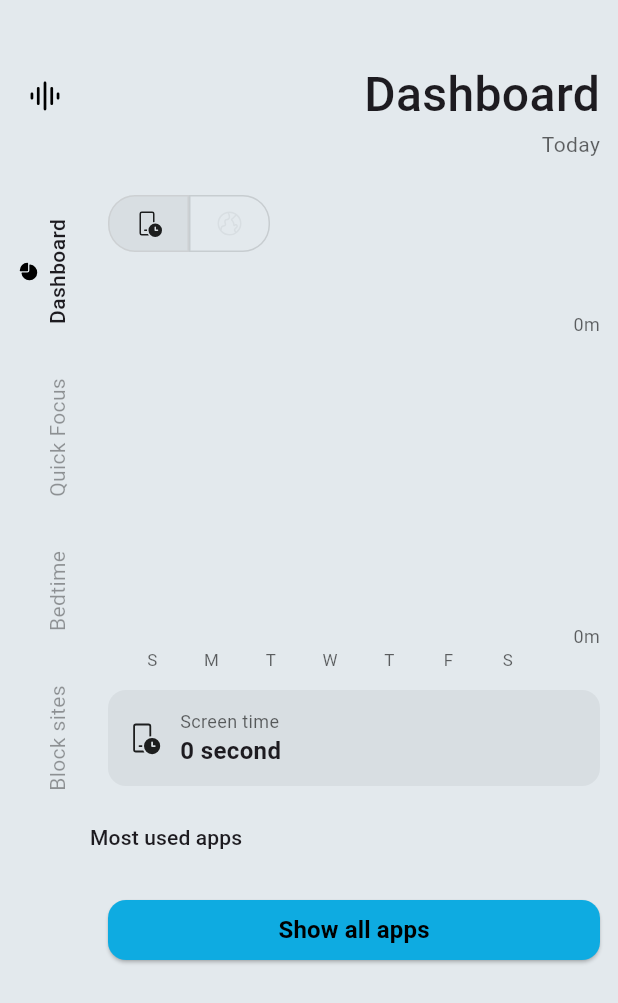
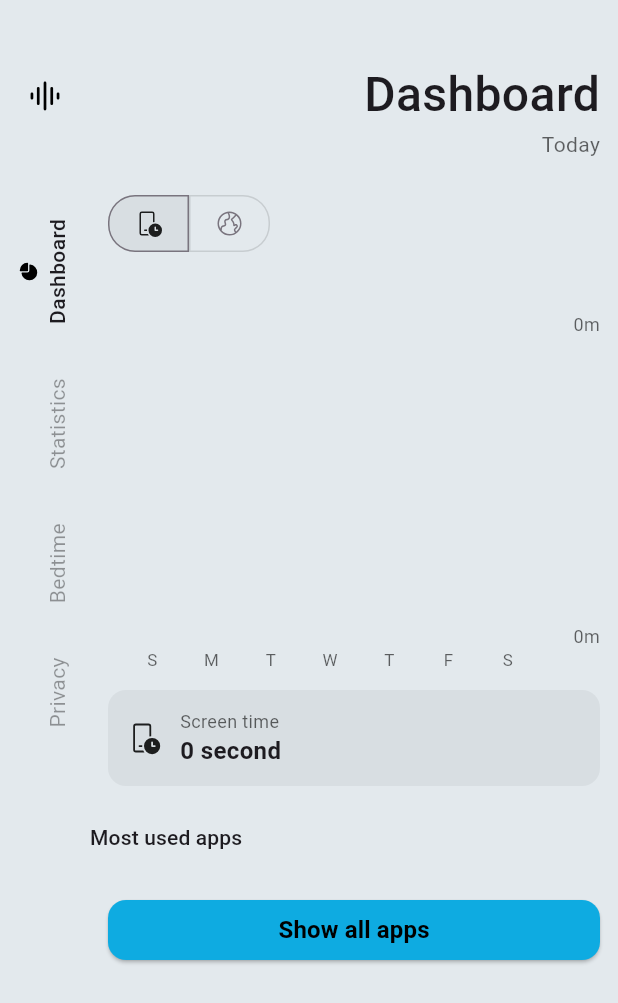
Before and after one commit to akaMrNagar/Mindful, a Flutter app: the screen it shows after launch, on a phone screen of 412 x 824 dp. Shown: the top 1003 px of the screen. Run offline on Flutter 3.47's test engine with Material 3 defaults, Android fonts, the phone set to English and light mode, and no system bars; drawn by our look-alikes of fl_chart; our stand-ins replace fluentui_system_icons, flutter_animate, flutter_riverpod, shared_preferences.

Commit message:
Added privacy screen where user can block apps from accessing internet.

```diff
--- a/lib/ui/screens/home/bedtime/days_selector.dart
+++ b/lib/ui/screens/home/bedtime/days_selector.dart
@@ -22,11 +22,11 @@ class DaysSelector extends ConsumerWidget {
         7,
         (index) => selectedDays[index]
             ? IconButton.outlined(
-                onPressed: status ? () => _toggleDays(ref, index) : null,
+                onPressed: status ? null : () => _toggleDays(ref, index),
                 icon: Text(AppStrings.daysShort[index]),
               )
             : IconButton(
-                onPressed: status ? () => _toggleDays(ref, index) : null,
+                onPressed: status ? null : () => _toggleDays(ref, index),
                 icon: Text(AppStrings.daysShort[index]),
               ),
       ).toList(),
--- a/lib/ui/screens/home/bedtime/tab_bedtime.dart
+++ b/lib/ui/screens/home/bedtime/tab_bedtime.dart
@@ -1,6 +1,5 @@
 import 'package:flutter/material.dart';
 import 'package:mindful/core/extensions/ext_num.dart';
-import 'package:mindful/core/services/mindful_native_plugin.dart';
 import 'package:mindful/ui/screens/home/bedtime/bedtime_card.dart';
 import 'package:mindful/ui/screens/home/bedtime/bedtime_settings.dart';
 import 'package:mindful/ui/widgets/custom_text.dart';
--- a/lib/ui/screens/home/dashboard/apps_list.dart
+++ b/lib/ui/screens/home/dashboard/apps_list.dart
@@ -43,7 +43,7 @@ class _AppsListState extends ConsumerState<AppsList> {
           data: (packages) {
             /// Update indices of tiles based on packages
             WidgetsBinding.instance.addPostFrameCallback(
-              (timeStamp) {
+              (_) {
                 for (var i = 0; i < packages.length; i++) {
                   _prevIndices.update(
                     packages[i],
--- a/lib/ui/screens/home/home.dart
+++ b/lib/ui/screens/home/home.dart
@@ -2,6 +2,7 @@ import 'package:fluentui_system_icons/fluentui_system_icons.dart';
 import 'package:flutter/material.dart';
 import 'package:mindful/models/scaffold_tab_item.dart';
 import 'package:mindful/ui/screens/home/bedtime/tab_bedtime.dart';
+import 'package:mindful/ui/screens/home/privacy/tab_privacy.dart';
 import 'package:mindful/ui/widgets/default_scaffold.dart';
 import 'package:mindful/ui/screens/home/dashboard/tab_dashboard.dart';
 
@@ -17,19 +18,19 @@ class Home extends StatelessWidget {
         body: TabDashboard(),
       ),
       ScaffoldTabItem(
-        title: "Quick Focus",
+        title: "Statistics",
         icon: FluentIcons.target_arrow_20_filled,
         body: Container(color: Colors.green),
       ),
       const ScaffoldTabItem(
         title: "Bedtime",
-        icon: FluentIcons.cloud_beaker_20_filled,
+        icon: FluentIcons.sleep_20_filled,
         body: TabBedtime(),
       ),
-      ScaffoldTabItem(
-        title: "Block sites",
+      const ScaffoldTabItem(
+        title: "Privacy",
         icon: FluentIcons.globe_20_filled,
-        body: Container(color: Colors.cyan),
+        body: TabPrivacy(),
       ),
     ]);
   }
--- a/lib/ui/widgets/default_scaffold.dart
+++ b/lib/ui/widgets/default_scaffold.dart
@@ -1,5 +1,4 @@
 import 'package:flutter/material.dart';
-import 'package:flutter/services.dart';
 import 'package:mindful/models/scaffold_tab_item.dart';
 import 'package:mindful/models/vert_nav_bar_item.dart';
 import 'package:mindful/ui/widgets/vert_nav_bar.dart';
--- a/lib/ui/widgets/segmented_icon_buttons.dart
+++ b/lib/ui/widgets/segmented_icon_buttons.dart
@@ -1,18 +1,19 @@
 import 'package:flutter/material.dart';
 
 class SegmentedIconButton extends StatelessWidget {
-  const SegmentedIconButton(
-      {super.key,
-      required this.selected,
-      required this.segments,
-      required this.onChange,
-      this.radius = 18,
-      this.alignment = MainAxisAlignment.start});
+  const SegmentedIconButton({
+    super.key,
+    required this.selected,
+    required this.segments,
+    required this.onChange,
+    this.borderRadius = 18,
+    this.alignment = MainAxisAlignment.start,
+  });
 
   final int selected;
   final List<IconData> segments;
   final Function(int index) onChange;
-  final double radius;
+  final double borderRadius;
   final MainAxisAlignment alignment;
 
   @override
@@ -23,18 +24,19 @@ class SegmentedIconButton extends StatelessWidget {
         segments.length,
         (index) {
           final isSelected = index == selected;
-          final borderRadius = BorderRadius.horizontal(
-            left: Radius.circular(index == 0 ? radius : 0),
-            right: Radius.circular(index == (segments.length - 1) ? radius : 0),
+          final borderRadiusG = BorderRadius.horizontal(
+            left: Radius.circular(index == 0 ? borderRadius : 0),
+            right: Radius.circular(
+                index == (segments.length - 1) ? borderRadius : 0),
           );
 
           return Container(
             decoration: BoxDecoration(
               color: isSelected ? Theme.of(context).cardColor : null,
-              borderRadius: borderRadius,
+              borderRadius: borderRadiusG,
               border: Border.all(
                 color: isSelected
-                    ? Theme.of(context).highlightColor
+                    ? Theme.of(context).dividerColor
                     : Theme.of(context).focusColor,
                 width: 1,
                 strokeAlign: BorderSide.strokeAlignInside,
@@ -42,14 +44,14 @@ class SegmentedIconButton extends StatelessWidget {
             ),
             child: InkWell(
               onTap: () => onChange(index),
-              borderRadius: borderRadius,
+              borderRadius: borderRadiusG,
               splashFactory: InkSparkle.splashFactory,
               child: Padding(
                 padding:
                     const EdgeInsets.symmetric(vertical: 8, horizontal: 16),
                 child: Icon(
                   segments[index],
-                  color: isSelected ? null : Theme.of(context).cardColor,
+                  color: isSelected ? null : Theme.of(context).dividerColor,
                   size: 20,
                 ),
               ),
```
Also changed, not shown: lib/models/internet_protection_info.dart (added, +30 -0 lines), lib/providers/bedtime_schedule_provider.dart (+5 -5 lines), lib/providers/protection_provider.dart (added, +19 -0 lines), lib/ui/screens/home/bedtime/bedtime_card.dart (+5 -3 lines), lib/ui/screens/home/bedtime/bedtime_settings.dart (+13 -27 lines), lib/ui/screens/home/privacy/block_internet.dart (added, +68 -0 lines), lib/ui/screens/home/privacy/block_websites.dart (added, +10 -0 lines), lib/ui/screens/home/privacy/tab_privacy.dart (added, +44 -0 lines), lib/ui/widgets/custom_list_tile.dart (+42 -3 lines), pubspec.yaml (+8 -5 lines), pubspec.lock, 3 other files.
